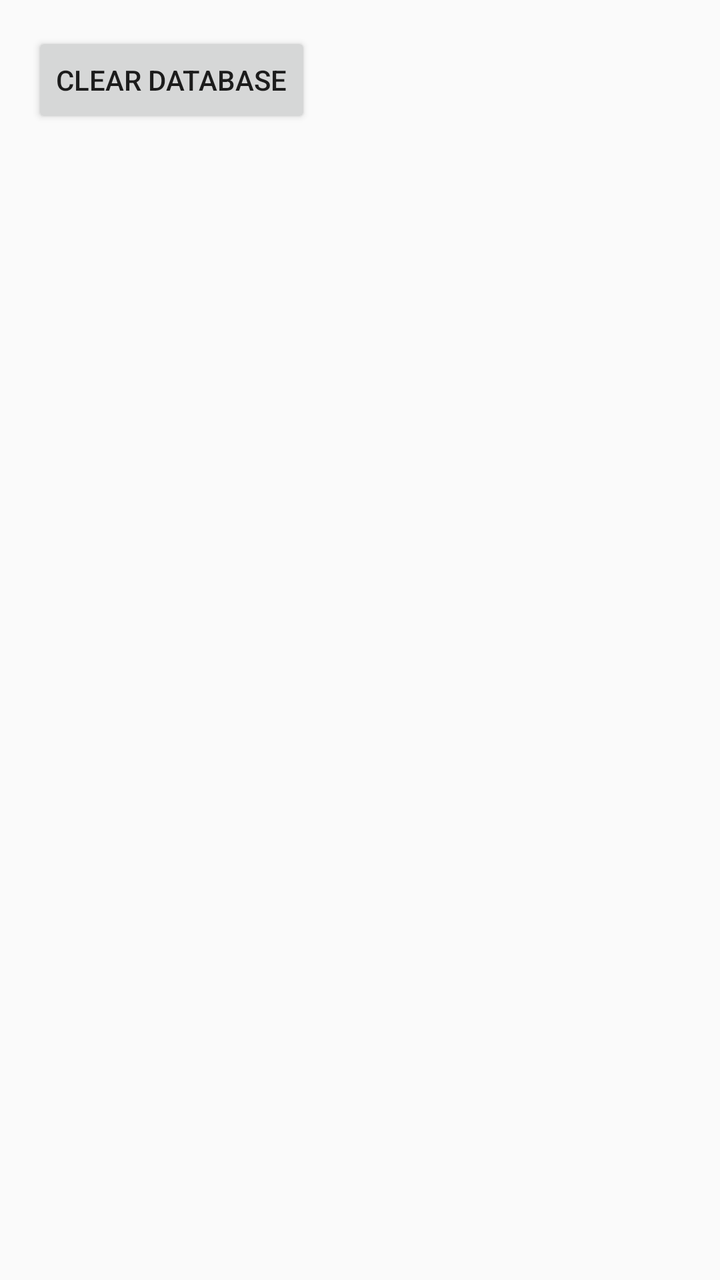
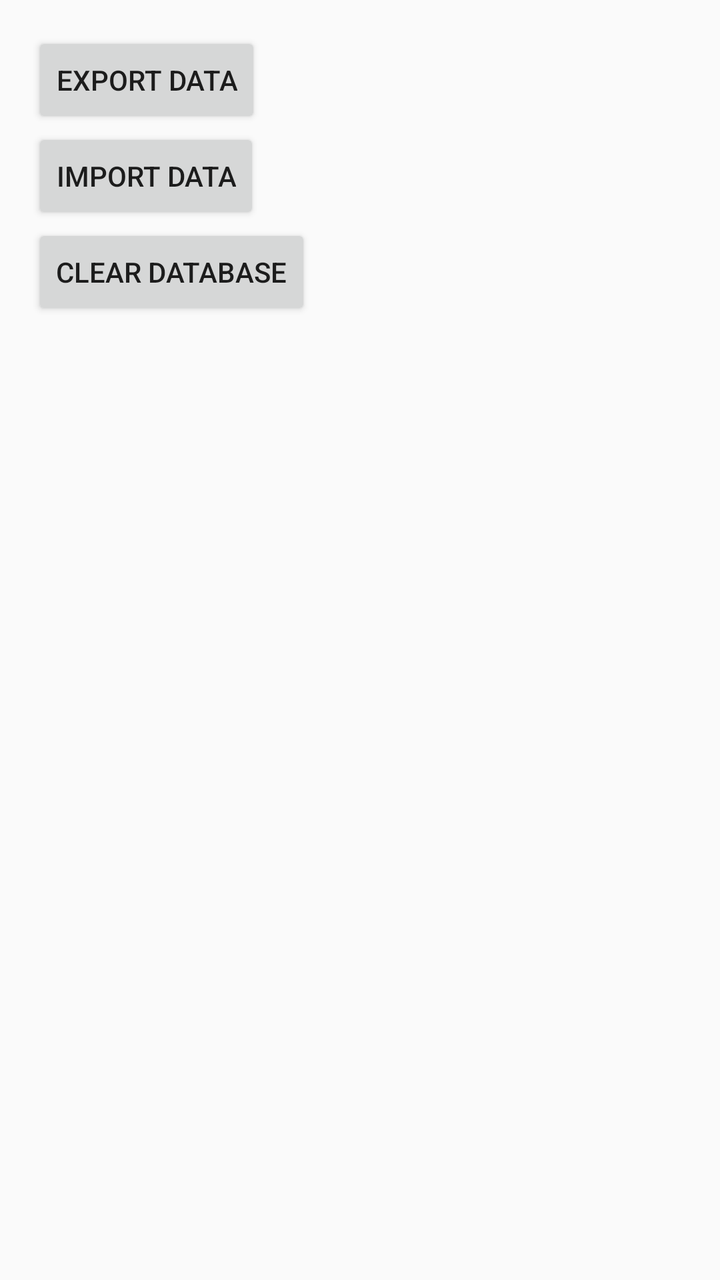

An Android layout rendered at two revisions. The XML below is the earlier revision; the diff shows what the commit changed to produce the second picture.
<!-- AndroidManifest.xml: application theme AppTheme -->
<!-- res/layout/fragment_settings.xml -->
<?xml version="1.0" encoding="utf-8"?>
<android.support.constraint.ConstraintLayout
    xmlns:android="http://schemas.android.com/apk/res/android"
    xmlns:app="http://schemas.android.com/apk/res-auto"
    xmlns:tools="http://schemas.android.com/tools"
    android:layout_width="match_parent"
    android:layout_height="match_parent"
    android:padding="16dp"
    tools:context=".SettingsFragment">

    <Button
        android:id="@+id/clearDatabase"
        android:layout_width="wrap_content"
        android:layout_height="wrap_content"
        android:text="@string/clearDatabase"
        app:layout_constraintStart_toStartOf="parent"
        app:layout_constraintTop_toTopOf="parent" />
</android.support.constraint.ConstraintLayout>
<!-- resources referenced by this layout -->
<resources>
  <string name="clearDatabase">Clear Database</string>
  <style name="AppTheme" parent="Theme.AppCompat.Light.DarkActionBar">
          
          <item name="colorPrimary">@color/colorPrimary</item>
          <item name="colorPrimaryDark">@color/colorPrimaryDark</item>
          <item name="colorAccent">@color/colorAccent</item>
      </style>
  <color name="colorPrimary">#008577</color>
  <color name="colorPrimaryDark">#00574B</color>
  <color name="colorAccent">#D81B60</color>
</resources>

<!-- the commit's change to res/layout/fragment_settings.xml (unified diff, before → after) -->
@@ -9,10 +9,26 @@
     tools:context=".SettingsFragment">
 
     <Button
+        android:id="@+id/exportData"
+        android:layout_width="wrap_content"
+        android:layout_height="wrap_content"
+        android:text="@string/exportData"
+        app:layout_constraintStart_toStartOf="parent"
+        app:layout_constraintTop_toTopOf="parent" />
+
+    <Button
+        android:id="@+id/importData"
+        android:layout_width="wrap_content"
+        android:layout_height="wrap_content"
+        android:text="@string/importData"
+        app:layout_constraintStart_toStartOf="parent"
+        app:layout_constraintTop_toBottomOf="@id/exportData" />
+
+    <Button
         android:id="@+id/clearDatabase"
         android:layout_width="wrap_content"
         android:layout_height="wrap_content"
         android:text="@string/clearDatabase"
         app:layout_constraintStart_toStartOf="parent"
-        app:layout_constraintTop_toTopOf="parent" />
+        app:layout_constraintTop_toBottomOf="@id/importData" />
 </android.support.constraint.ConstraintLayout>
<!-- resource entries referenced after the edit -->
@@ -1,6 +1,8 @@
 <!-- resources referenced by this layout -->
 <resources>
   <string name="clearDatabase">Clear Database</string>
+  <string name="exportData">Export Data</string>
+  <string name="importData">Import Data</string>
   <style name="AppTheme" parent="Theme.AppCompat.Light.DarkActionBar">
           
           <item name="colorPrimary">@color/colorPrimary</item>
